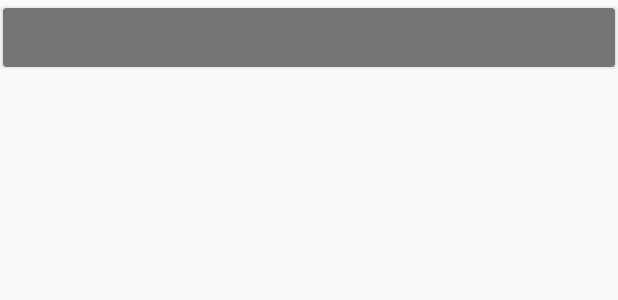
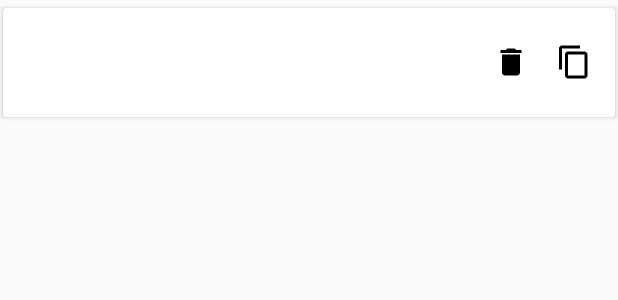
Before and after one commit to TheNightmanCodeth/cirkit-android, an Android app: the layout list_item.xml on its own in the app's theme, with its tools: preview values and no code run, on a phone screen of 412 x 824 dp. Shown: the top 300 px of the screen. Run offline under Robolectric (Android 15) with nearby library versions, the light colour scheme and no system bars.

Commit message:
Layout tweaks and closes #9

```diff
--- a/app/src/main/java/me/thenightmancodeth/cirkit/backend/controllers/CirkitService.java
+++ b/app/src/main/java/me/thenightmancodeth/cirkit/backend/controllers/CirkitService.java
@@ -31,9 +31,6 @@ import me.thenightmancodeth.cirkit.R;
  * the background. Needs to be         *
  * launched every ~12 hours or else    *
  * android will kill it.               *
- * (Samsung phones seem to kill it     *
- *   no matter what. For now just      *
- *   start the app when it stops)      *
  ***************************************/
 
 public class CirkitService extends Service {
--- a/app/src/main/java/me/thenightmancodeth/cirkit/backend/models/RealmDevice.java
+++ b/app/src/main/java/me/thenightmancodeth/cirkit/backend/models/RealmDevice.java
@@ -2,9 +2,9 @@ package me.thenightmancodeth.cirkit.backend.models;
 
 import io.realm.RealmObject;
 
-/**
- * Created by joe on 12/4/16.
- */
+/***************************************
+ * Created by TheNightman on 12/4/16   *
+ ***************************************/
 
 public class RealmDevice extends RealmObject {
     private String serverIp;
--- a/app/src/main/java/me/thenightmancodeth/cirkit/backend/models/RealmPush.java
+++ b/app/src/main/java/me/thenightmancodeth/cirkit/backend/models/RealmPush.java
@@ -3,9 +3,9 @@ package me.thenightmancodeth.cirkit.backend.models;
 import io.realm.RealmObject;
 import io.realm.annotations.PrimaryKey;
 
-/**
- * Created by joe on 11/30/16.
- */
+/***************************************
+ * Created by TheNightman on 11/30/16  *
+ ***************************************/
 
 public class RealmPush extends RealmObject {
     private int id;
--- /dev/null
+++ b/app/src/main/res/drawable/ic_copy.xml
@@ -0,0 +1,9 @@
+<vector xmlns:android="http://schemas.android.com/apk/res/android"
+    android:width="24dp"
+    android:height="24dp"
+    android:viewportWidth="24.0"
+    android:viewportHeight="24.0">
+    <path
+        android:fillColor="#FF000000"
+        android:pathData="M16,1L4,1c-1.1,0 -2,0.9 -2,2v14h2L4,3h12L16,1zM19,5L8,5c-1.1,0 -2,0.9 -2,2v14c0,1.1 0.9,2 2,2h11c1.1,0 2,-0.9 2,-2L21,7c0,-1.1 -0.9,-2 -2,-2zM19,21L8,21L8,7h11v14z" />
+</vector>
--- /dev/null
+++ b/app/src/main/res/drawable/ic_delete.xml
@@ -0,0 +1,9 @@
+<vector xmlns:android="http://schemas.android.com/apk/res/android"
+    android:width="24dp"
+    android:height="24dp"
+    android:viewportWidth="24.0"
+    android:viewportHeight="24.0">
+    <path
+        android:fillColor="#FF000000"
+        android:pathData="M6,19c0,1.1 0.9,2 2,2h8c1.1,0 2,-0.9 2,-2V7H6v12zM19,4h-3.5l-1,-1h-5l-1,1H5v2h14V4z" />
+</vector>
--- a/app/src/main/res/layout/list_item.xml
+++ b/app/src/main/res/layout/list_item.xml
@@ -12,8 +12,41 @@
         android:layout_height="match_parent">
         <TextView
             android:id="@+id/list_text"
-            android:layout_margin="10dp"
+            android:textSize="24sp"
+            android:textColor="@android:color/black"
+            android:layout_width="match_parent"
+            android:layout_height="wrap_content"
+            android:layout_marginLeft="20dp"
+            android:layout_marginRight="20dp"
+            android:layout_marginTop="20dp"
+            android:layout_marginBottom="20dp"
+            android:layout_toStartOf="@id/linearLayout" />
+
+        <LinearLayout
+            android:id="@+id/linearLayout"
+            android:orientation="horizontal"
+            android:layout_alignParentEnd="true"
+            android:layout_centerVertical="true"
             android:layout_width="wrap_content"
-            android:layout_height="wrap_content" />
+            android:layout_height="wrap_content">
+
+            <ImageButton
+                android:contentDescription="@string/copy"
+                android:id="@+id/copy"
+                android:background="@android:color/transparent"
+                android:src="@drawable/ic_delete"
+                android:layout_marginEnd="18dp"
+                android:layout_width="wrap_content"
+                android:layout_height="wrap_content" />
+
+            <ImageButton
+                android:contentDescription="@string/delete"
+                android:id="@+id/delete"
+                android:background="@android:color/transparent"
+                android:layout_width="wrap_content"
+                android:src="@drawable/ic_copy"
+                android:layout_marginEnd="15dp"
+                android:layout_height="wrap_content" />
+        </LinearLayout>
     </RelativeLayout>
 </android.support.v7.widget.CardView>
--- a/app/src/main/res/values/colors.xml
+++ b/app/src/main/res/values/colors.xml
@@ -3,5 +3,5 @@
     <color name="colorPrimary">#3F51B5</color>
     <color name="colorPrimaryDark">#303F9F</color>
     <color name="colorAccent">#64dd17</color>
-    <color name="pushListCard">#757575</color>
+    <color name="pushListCard">#ffffff</color>
 </resources>
--- a/app/src/main/res/values/strings.xml
+++ b/app/src/main/res/values/strings.xml
@@ -4,4 +4,7 @@
     <string name="action_server_ip">Server IP</string>
     <string name="action_server_start">Start cirkit</string>
     <string name="persist_noti">Cirkit is running in the background</string>
+    <string name="prompt_push">Push…</string>
+    <string name="copy">Copy</string>
+    <string name="delete">Delete</string>
 </resources>
--- a/app/src/main/res/values/styles.xml
+++ b/app/src/main/res/values/styles.xml
@@ -4,6 +4,7 @@
     <style name="AppTheme" parent="Theme.AppCompat.Light.NoActionBar">
         <item name="windowActionBar">false</item>
         <item name="windowNoTitle">true</item>
+        <item name="android:textColorSecondary">@android:color/white</item>
         <!-- Customize your theme here. -->
         <item name="colorPrimary">@color/colorPrimary</item>
         <item name="colorPrimaryDark">@color/colorPrimaryDark</item>
@@ -20,7 +21,7 @@
     <style name="AppTheme.PopupOverlay" parent="ThemeOverlay.AppCompat.Light" />
 
     <style name="dialog" parent="Theme.AppCompat.Dialog">
-        <item name="windowNoTitle">True</item>
+        <item name="windowNoTitle">true</item>
     </style>
 
 </resources>
```
Also changed, not shown: app/src/main/java/me/thenightmancodeth/cirkit/backend/controllers/RealmRecycler.java (+37 -22 lines), app/src/main/java/me/thenightmancodeth/cirkit/views/MainActivity.java (+1 -11 lines), app/src/main/res/layout/activity_main.xml (+9 -5 lines).
